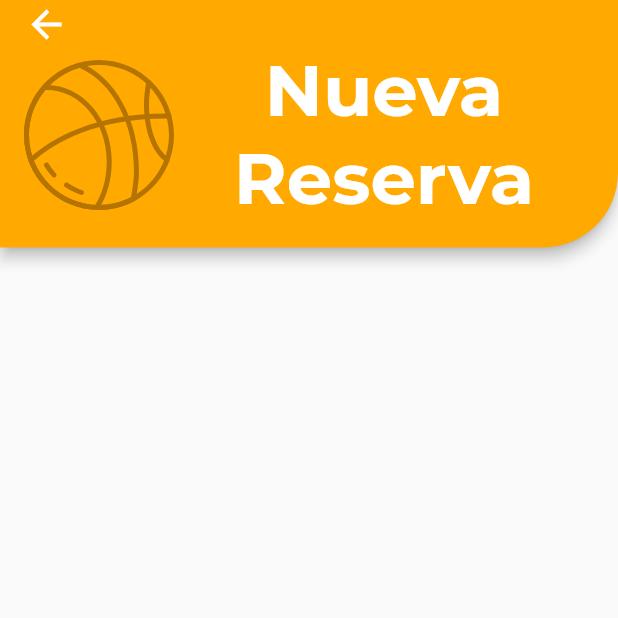
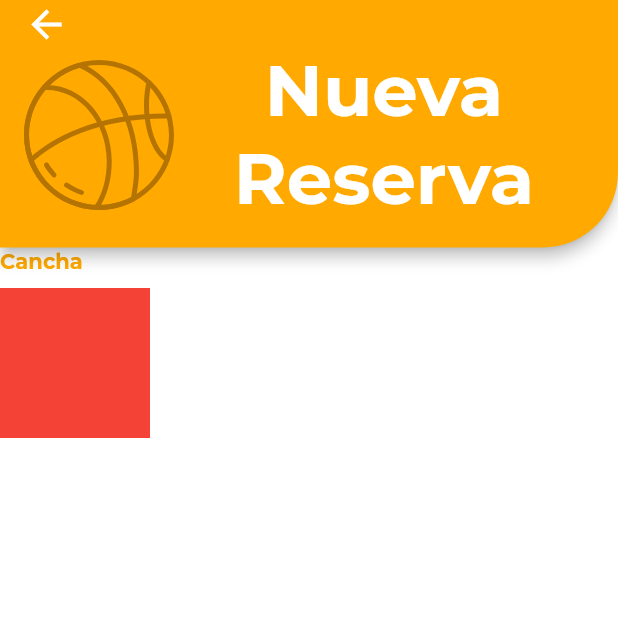
Before and after one commit to SilvioArzeno/Cancha-app, a Flutter app: the ReservationForm screen opened by its route, on a phone screen of 412 x 824 dp, the top half of it. Run offline on Flutter 3.47's test engine with Material 2 defaults, Android fonts, the phone set to English and light mode, and no system bars; our stand-ins replace flutter_svg, shared_preferences; accounts and stored records are empty; project files that could hold a hidden picture were left out.

Commit message:
Adds pre-made Custom Dropdown component

```diff
--- /dev/null
+++ b/cancha_app/lib/components/custom_dropdown.dart
@@ -0,0 +1,125 @@
+import 'package:flutter/cupertino.dart';
+import 'package:flutter/material.dart';
+import 'package:flutter_svg/svg.dart';
+
+class CustomDropdown extends StatelessWidget {
+  final String textIcon;
+  final Icon buttonIcon;
+  final double height;
+  final double width;
+  final String text;
+  final List<String> options;
+  final Color textColor;
+  final Function onChanged;
+  final TextDecoration textDecoration;
+  final TextDecoration inputTextDecoration;
+  final double textSize;
+  final String selectedItem;
+
+  const CustomDropdown({
+    Key key,
+    this.textIcon,
+    this.buttonIcon,
+    @required this.text,
+    @required this.options,
+    this.height,
+    this.width,
+    this.selectedItem,
+    this.onChanged,
+    this.textDecoration,
+    this.inputTextDecoration,
+    this.textColor,
+    this.textSize,
+  }) : super(key: key);
+
+  @override
+  Widget build(BuildContext context) {
+    Size screenSize = MediaQuery.of(context).size;
+    List<Widget> children = new List<Widget>();
+    options.forEach((element) {
+      children.add(Text(element,
+          style: TextStyle(
+            fontFamily: "Montserrat",
+            fontSize: 32,
+            fontWeight: FontWeight.bold,
+            color: Color(0xFF0B768C),
+          )));
+    });
+    return Container(
+      child: Column(
+        crossAxisAlignment: CrossAxisAlignment.start,
+        children: [
+          Row(
+            children: <Widget>[
+              if (textIcon != null)
+                SvgPicture.asset("lib/resources/images/icons/$textIcon"),
+              Text(
+                "$text",
+                style: (textDecoration ??
+                    TextStyle(
+                        fontFamily: "Montserrat",
+                        fontSize: textSize ?? 14,
+                        fontWeight: FontWeight.bold,
+                        color: textColor ?? Colors.white)),
+              ),
+            ],
+          ),
+          SizedBox(
+            height: 10,
+          ),
+          GestureDetector(
+            child: Container(
+              width: 100,
+              height: 100,
+              color: Colors.red,
+            ),
+            onTap: () => {
+              showModalBottomSheet(
+                builder: (context) => Container(
+                  height: screenSize.height * 0.35,
+                  child: Scaffold(
+                    appBar: AppBar(
+                      backgroundColor: Colors.white,
+                      automaticallyImplyLeading: false,
+                      elevation: 0,
+                      title: Text(
+                        "$text",
+                        style: TextStyle(
+                          fontFamily: "Montserrat",
+                          fontSize: 20,
+                          fontWeight: FontWeight.bold,
+                          color: Color(0xFF0B768C),
+                        ),
+                      ),
+                      actions: [
+                        IconButton(
+                          icon: Icon(
+                            Icons.check,
+                            color: Color(0xFF0B768C),
+                            size: 32.0,
+                          ),
+                          onPressed: () {
+                            Navigator.pop(context);
+                          },
+                        )
+                      ],
+                    ),
+                    body: CupertinoPicker(
+                      scrollController: FixedExtentScrollController(
+                        initialItem: options.indexOf("$selectedItem"),
+                      ),
+                      itemExtent: 60,
+                      onSelectedItemChanged: onChanged ?? (int value) {},
+                      children: children,
+                    ),
+                  ),
+                ),
+                context: context,
+              )
+            },
+          )
+        ],
+      ),
+    );
+  }
+}
--- a/cancha_app/lib/views/reservation_form/reservation_form.dart
+++ b/cancha_app/lib/views/reservation_form/reservation_form.dart
@@ -1,6 +1,8 @@
+import 'package:cancha_app/components/custom_dropdown.dart';
 import 'package:cancha_app/components/form_app_bar.dart';
 import 'package:cancha_app/components/main_app_bar.dart';
 import 'package:flutter/material.dart';
+import 'package:flutter_svg/flutter_svg.dart';
 
 class ReservationForm extends StatefulWidget {
   ReservationForm({Key key}) : super(key: key);
@@ -15,8 +17,17 @@ class _ReservationFormState extends State<ReservationForm> {
   @override
   Widget build(BuildContext context) {
     return Scaffold(
+      backgroundColor: Colors.white,
       appBar: FormAppBar(),
-      body: Container(),
+      body: Column(
+        children: [
+          CustomDropdown(
+            text: "Cancha",
+            options: ['Cancha A', 'Cancha B', 'Cancha C'],
+            textColor: Color(0xFFFFA901),
+          )
+        ],
+      ),
     );
   }
 }
```
